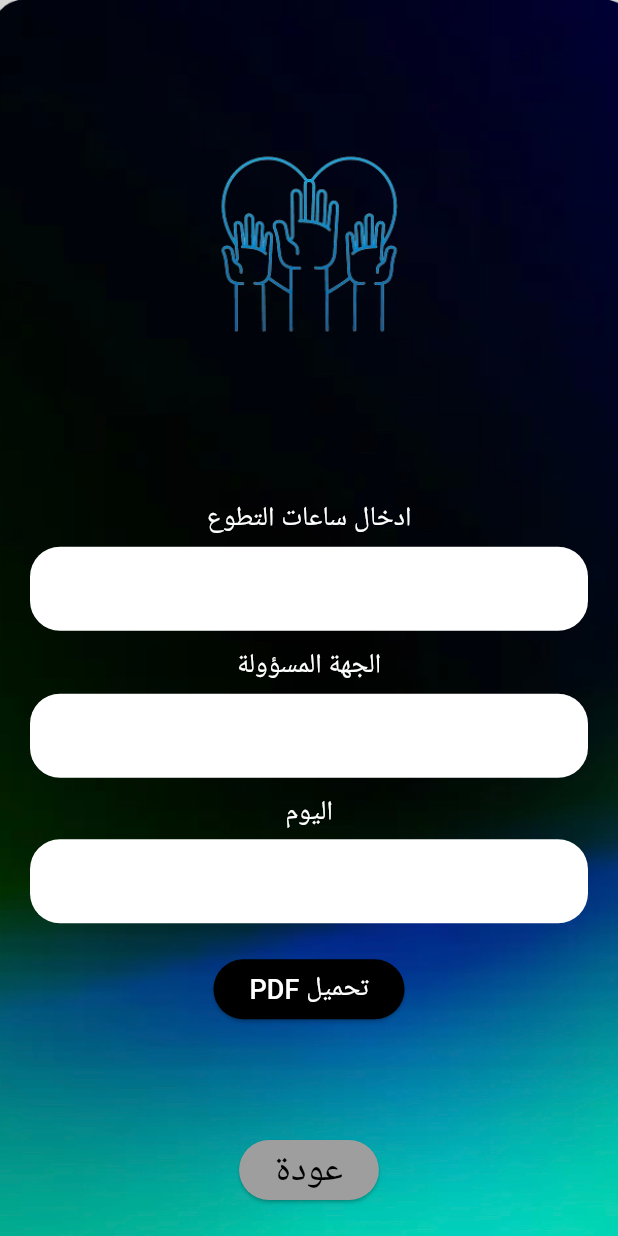
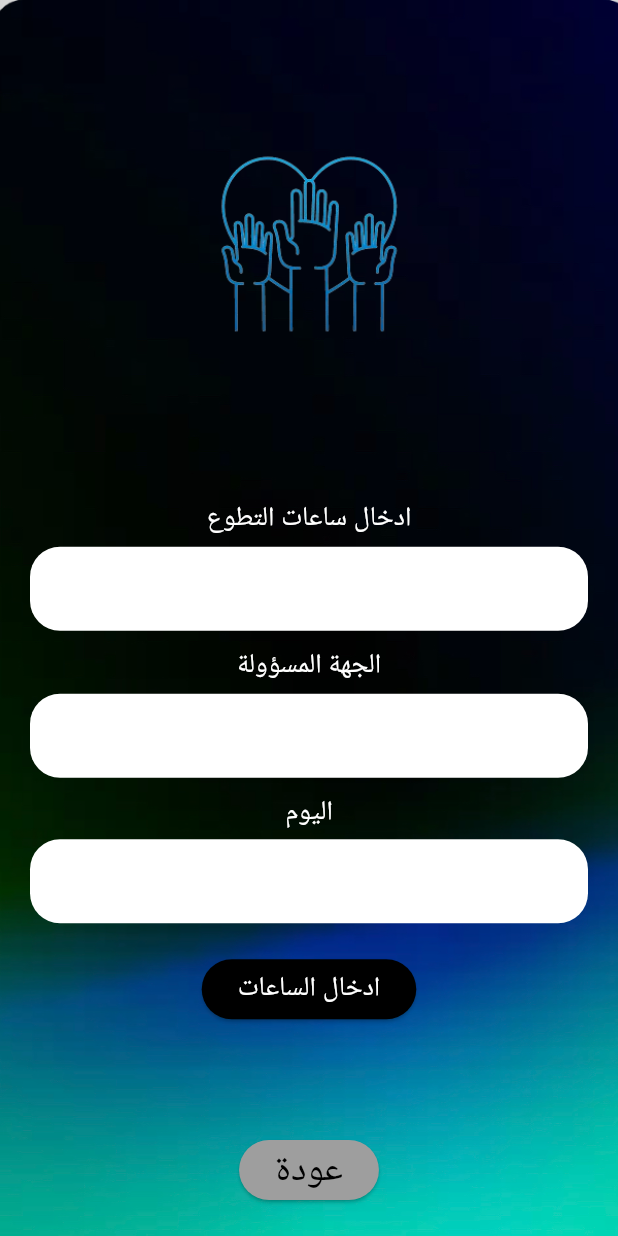
Before and after one commit to ammar94iq/myhours-main-main, a Flutter app: the DonateHours screen opened directly, on a phone screen of 412 x 824 dp. Run offline on Flutter 3.47's test engine with Material 3 defaults, Android fonts, the phone set to English and light mode, and no system bars.

Commit message:
third version

```diff
--- a/lib/donate_hours.dart
+++ b/lib/donate_hours.dart
@@ -84,7 +84,7 @@ class DonateHours extends StatelessWidget {
                 ),
                 onPressed: () {},
                 child: const Text(
-                  'تحميل PDF',
+                  'ادخال الساعات',
                   style: TextStyle(fontSize: 18.0),
                 ),
               ),
```
